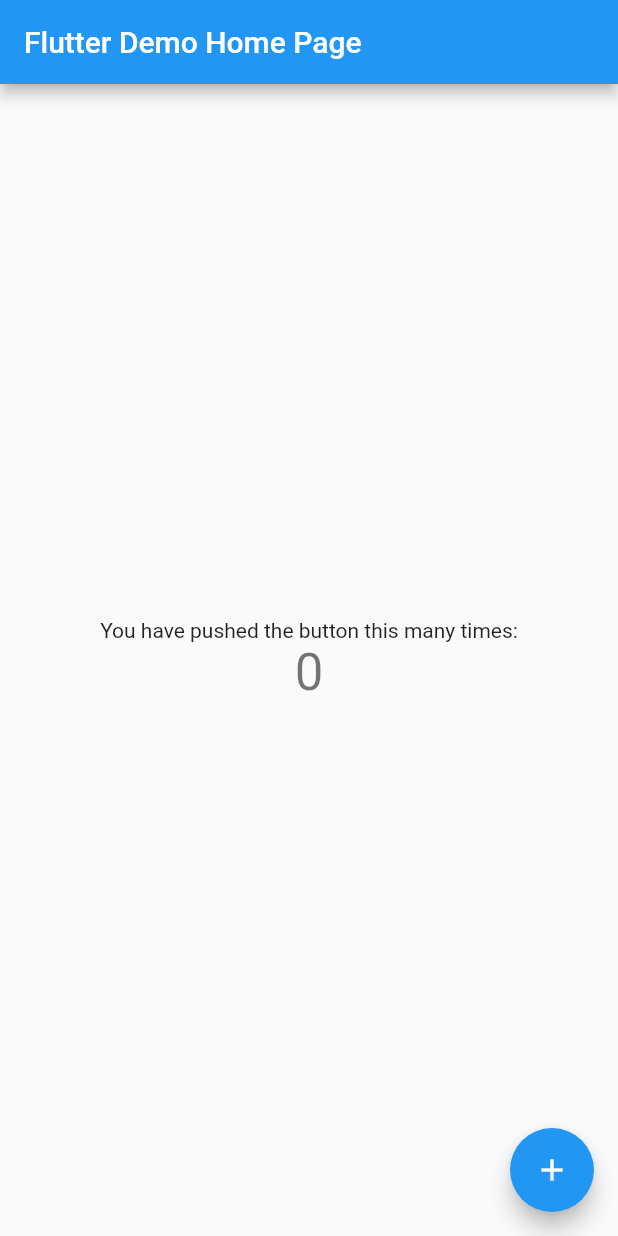
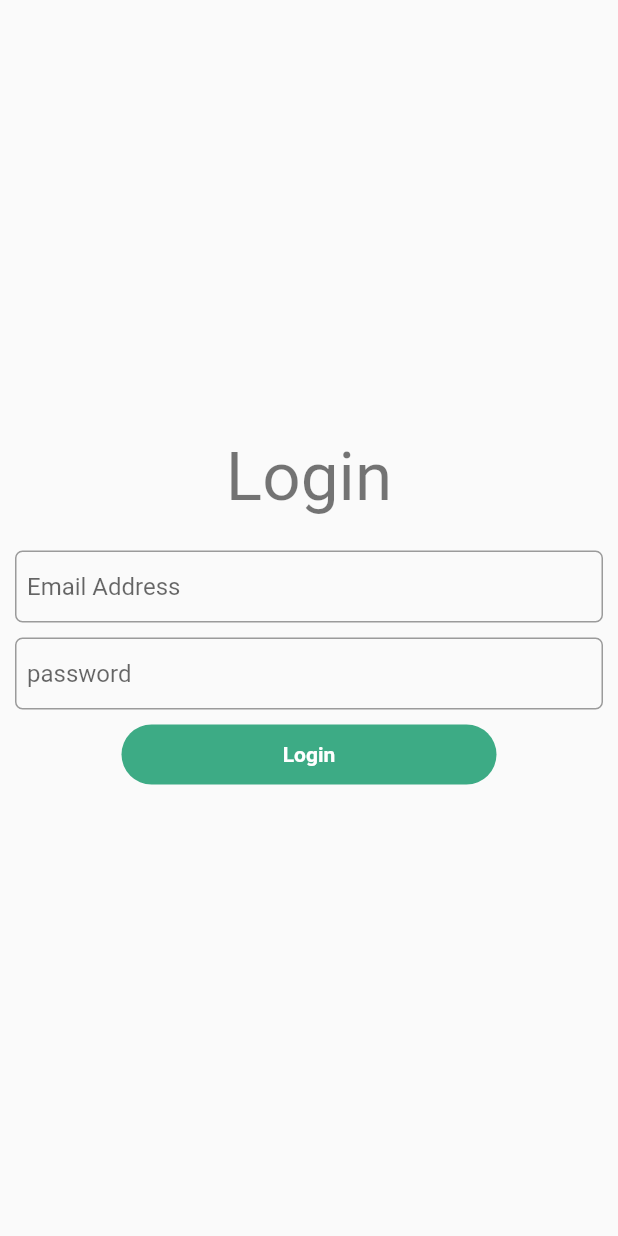
Before and after one commit to 1cornerstone/fluttertakehometest, a Flutter app: the screen it shows after launch, on a phone screen of 412 x 824 dp. Run offline on Flutter 3.47's test engine with Material 2 defaults, Android fonts, the phone set to English and light mode, and no system bars; our stand-ins replace cloud_firestore, firebase_auth, firebase_core, stacked; accounts and stored records are empty.

Commit message:
splash screen, login added

```diff
--- /dev/null
+++ b/lib/component/atom/fresh_flow_textfield.dart
@@ -0,0 +1,40 @@
+
+
+
+
+import 'package:flutter/material.dart';
+
+import '../../utils/color.dart';
+
+class FreshFlowTextField extends TextFormField{
+  final String hintText;
+  final bool obscureText;
+  final TextEditingController? flowController;
+  final FormFieldValidator? flowValidator;
+
+  FreshFlowTextField( {Key? key,required this.hintText,this.obscureText= false,this.flowController, this.flowValidator,}): super(
+    key: key,
+    obscureText: obscureText,
+    validator:flowValidator ,
+    controller: flowController,
+    maxLines: 1,
+    decoration: InputDecoration(
+      hintText: hintText,
+      contentPadding: const EdgeInsets.all(8.0),
+      border: OutlineInputBorder(
+        borderRadius: BorderRadius.circular(5.0),
+        borderSide:BorderSide(
+          color: AppColor.primary.withOpacity(0.4)
+      )
+      ),
+      focusedBorder:  OutlineInputBorder(
+          borderRadius: BorderRadius.circular(5.0),
+          borderSide: const BorderSide(
+              color: AppColor.primary
+          )
+      ),
+      //enabledBorder:
+    )
+  );
+
+}
--- /dev/null
+++ b/lib/component/atom/freshflow_button.dart
@@ -0,0 +1,39 @@
+import 'package:flutter/material.dart';
+
+import '../../utils/color.dart';
+
+
+class FreshFlowButton extends ElevatedButton {
+  final bool isLoading;
+  final String text;
+  final VoidCallback onButtonPressed;
+
+  FreshFlowButton(
+      {Key? key,
+      required this.isLoading,
+      required this.text,
+      required this.onButtonPressed})
+      : super(
+          key: key,
+          child: !isLoading
+              ? Text(
+                  text,
+            style:const TextStyle(
+              fontWeight: FontWeight.w700
+            ),)
+              : const CircularProgressIndicator.adaptive(
+                  backgroundColor: AppColor.accent,
+                  valueColor: AlwaysStoppedAnimation<Color>(AppColor.primary)),
+          onPressed: !isLoading ? onButtonPressed : null,
+          style: ButtonStyle(
+              elevation: MaterialStateProperty.all(0),
+              padding: MaterialStateProperty.all<EdgeInsets>(
+                  const EdgeInsets.symmetric(vertical: 5, horizontal: 30)),
+              shape: MaterialStateProperty.all<RoundedRectangleBorder>(
+                  RoundedRectangleBorder(
+                borderRadius: BorderRadius.circular(20.0),
+              )),
+              backgroundColor:
+                  MaterialStateProperty.all<Color>(AppColor.primary)),
+        );
+}
--- /dev/null
+++ b/lib/enum.dart
@@ -0,0 +1,7 @@
+
+
+enum ToastType{
+  SUCCESS,
+  ERROR,
+  INFO
+}
--- a/lib/main.dart
+++ b/lib/main.dart
@@ -1,6 +1,13 @@
+import 'package:firebase_core/firebase_core.dart';
 import 'package:flutter/material.dart';
+import 'package:fluttertakehometest/routes.dart';
+import 'package:fluttertakehometest/screens/splash_screen.dart';
+import 'freshflow.dart';
 
-void main() {
+void main() async{
+
+  WidgetsFlutterBinding.ensureInitialized();
+  await Firebase.initializeApp();
   runApp(const MyApp());
 }
 
@@ -12,6 +19,7 @@ class MyApp extends StatelessWidget {
   Widget build(BuildContext context) {
     return MaterialApp(
       title: 'Flutter Demo',
+      navigatorKey: FreshFlow.navigationKey,
       theme: ThemeData(
         // This is the theme of your application.
         //
@@ -24,92 +32,8 @@ class MyApp extends StatelessWidget {
         // is not restarted.
         primarySwatch: Colors.blue,
       ),
-      home: const MyHomePage(title: 'Flutter Demo Home Page'),
+      home:const SplashScreen(),
+      routes: routes,
     );
   }
 }
-
-class MyHomePage extends StatefulWidget {
-  const MyHomePage({Key? key, required this.title}) : super(key: key);
-
-  // This widget is the home page of your application. It is stateful, meaning
-  // that it has a State object (defined below) that contains fields that affect
-  // how it looks.
-
-  // This class is the configuration for the state. It holds the values (in this
-  // case the title) provided by the parent (in this case the App widget) and
-  // used by the build method of the State. Fields in a Widget subclass are
-  // always marked "final".
-
-  final String title;
-
-  @override
-  State<MyHomePage> createState() => _MyHomePageState();
-}
-
-class _MyHomePageState extends State<MyHomePage> {
-  int _counter = 0;
-
-  void _incrementCounter() {
-    setState(() {
-      // This call to setState tells the Flutter framework that something has
-      // changed in this State, which causes it to rerun the build method below
-      // so that the display can reflect the updated values. If we changed
-      // _counter without calling setState(), then the build method would not be
-      // called again, and so nothing would appear to happen.
-      _counter++;
-    });
-  }
-
-  @override
-  Widget build(BuildContext context) {
-    // This method is rerun every time setState is called, for instance as done
-    // by the _incrementCounter method above.
-    //
-    // The Flutter framework has been optimized to make rerunning build methods
-    // fast, so that you can just rebuild anything that needs updating rather
-    // than having to individually change instances of widgets.
-    return Scaffold(
-      appBar: AppBar(
-        // Here we take the value from the MyHomePage object that was created by
-        // the App.build method, and use it to set our appbar title.
-        title: Text(widget.title),
-      ),
-      body: Center(
-        // Center is a layout widget. It takes a single child and positions it
-        // in the middle of the parent.
-        child: Column(
-          // Column is also a layout widget. It takes a list of children and
-          // arranges them vertically. By default, it sizes itself to fit its
-          // children horizontally, and tries to be as tall as its parent.
-          //
-          // Invoke "debug painting" (press "p" in the console, choose the
-          // "Toggle Debug Paint" action from the Flutter Inspector in Android
-          // Studio, or the "Toggle Debug Paint" command in Visual Studio Code)
-          // to see the wireframe for each widget.
-          //
-          // Column has various properties to control how it sizes itself and
-          // how it positions its children. Here we use mainAxisAlignment to
-          // center the children vertically; the main axis here is the vertical
-          // axis because Columns are vertical (the cross axis would be
-          // horizontal).
-          mainAxisAlignment: MainAxisAlignment.center,
-          children: <Widget>[
-            const Text(
-              'You have pushed the button this many times:',
-            ),
-            Text(
-              '$_counter',
-              style: Theme.of(context).textTheme.headline4,
-            ),
-          ],
-        ),
-      ),
-      floatingActionButton: FloatingActionButton(
-        onPressed: _incrementCounter,
-        tooltip: 'Increment',
-        child: const Icon(Icons.add),
-      ), // This trailing comma makes auto-formatting nicer for build methods.
-    );
-  }
-}
--- /dev/null
+++ b/lib/routes.dart
@@ -0,0 +1,13 @@
+
+
+ import 'package:fluttertakehometest/screens/login_screen.dart';
+import 'package:fluttertakehometest/screens/products_screen.dart';
+
+
+ final routes ={
+
+  'login' : (_)=> const LoginScreen(),
+  'products' : (_)=> const ProductsScreen(),
+
+
+};
--- /dev/null
+++ b/lib/screens/login_screen.dart
@@ -0,0 +1,70 @@
+
+
+
+import 'package:flutter/cupertino.dart';
+import 'package:flutter/material.dart';
+import 'package:stacked/stacked.dart';
+
+import '../component/atom/fresh_flow_textfield.dart';
+import '../component/atom/freshflow_button.dart';
+import '../view_models/login_screen_view_model.dart';
+
+class LoginScreen extends StatelessWidget {
+  const LoginScreen({Key? key}) : super(key: key);
+
+  @override
+  Widget build(BuildContext context) {
+    return ViewModelBuilder<LoginScreenViewModel>.reactive(
+        viewModelBuilder: ()=>LoginScreenViewModel(),
+        onModelReady: (mdl)=> mdl.init(),
+        builder: (builder,viewModel,_)=>Scaffold(
+
+      body: Padding(
+        padding: const EdgeInsets.symmetric(horizontal: 10),
+        child: Form(
+          key: viewModel.formState,
+          child: Column(
+            mainAxisAlignment: MainAxisAlignment.center,
+            crossAxisAlignment: CrossAxisAlignment.center,
+            children: [
+
+              Text(
+                'Login',
+                style: Theme.of(context).textTheme.headline3,
+              ),
+
+              const SizedBox(height: 23,),
+              FreshFlowTextField(
+                hintText: 'Email Address',
+                flowController: viewModel.email,
+                flowValidator: (val)=> viewModel.isEmail(val),
+
+              ),
+
+              const SizedBox(height: 10,),
+
+              FreshFlowTextField(
+                hintText: 'password',
+                obscureText: true,
+                flowController: viewModel.password,
+                flowValidator: (val)=> val.length >3 ? null :'password length is too low',
+              ),
+
+              Container(
+                margin: const EdgeInsets.symmetric(vertical: 10),
+                width: 250,
+                height: 40,
+                child: FreshFlowButton(isLoading:viewModel.isLoading,
+                    text: "Login",
+                    onButtonPressed:()=> viewModel.onLoginPressed()
+                ),
+              )
+
+            ],
+          ),
+        )
+      ),
+
+    ));
+  }
+}
--- /dev/null
+++ b/lib/services/firebase_services.dart
@@ -0,0 +1,42 @@
+
+import 'package:cloud_firestore/cloud_firestore.dart';
+import 'package:firebase_auth/firebase_auth.dart';
+
+class FirebaseServices{
+
+
+  static FirebaseAuth auth = FirebaseAuth.instance;
+  static FirebaseFirestore store = FirebaseFirestore.instance;
+
+
+
+  User? get fireUser{
+    return auth.currentUser;
+  }
+
+  FirebaseFirestore get firestore => store;
+
+
+  Future<String?>  signIn(String email,String password)async{
+
+    try {
+      UserCredential userCredential = await auth.signInWithEmailAndPassword(
+          email: email,
+          password: password
+      );
+
+      return null;
+    } on FirebaseAuthException catch (e) {
+      if (e.code == 'user-not-found') {
+        return 'No user found for that email.';
+      } else if (e.code == 'wrong-password') {
+        return 'Wrong password provided for that user.';
+      }else{
+        return "request timeout";
+      }
+    }
+  }
+
+
+
+}
--- /dev/null
+++ b/lib/utils/color.dart
@@ -0,0 +1,11 @@
+
+
+
+ import 'dart:ui';
+
+class AppColor{
+
+  static const Color primary  =  Color(0xFF3DAB85);
+  static const Color accent  =  Color(0xFFFFFFFF);
+
+}
--- /dev/null
+++ b/lib/utils/regrex_validator.dart
@@ -0,0 +1,16 @@
+
+
+
+class RegrexValidator{
+
+
+
+  bool isEmail(String email){
+    return RegExp(r'^(([^<>()[\]\\.,;:\s@\"]+(\.[^<>()[\]\\.,;:\s@\"]+)*)|(\".+\"))@((\[[0-9]{1,3}\.[0-9]{1,3}\.[0-9]{1,3}\.[0-9]{1,3}\])|(([a-zA-Z\-0-9]+\.)+[a-zA-Z]{2,}))$')
+        .hasMatch(email);
+  }
+
+
+
+
+}
--- /dev/null
+++ b/lib/view_models/login_screen_view_model.dart
@@ -0,0 +1,59 @@
+
+
+import 'package:flutter/cupertino.dart';
+import 'package:stacked/stacked.dart';
+
+import '../enum.dart';
+import '../freshflow.dart';
+import '../services/firebase_services.dart';
+import '../services/navigation_services.dart';
+import '../utils/regrex_validator.dart';
+
+class LoginScreenViewModel extends BaseViewModel{
+
+  late TextEditingController email,password;
+  final formState = GlobalKey<FormState>();
+
+  bool isLoading = false;
+
+  void init(){
+    email = TextEditingController();
+   password = TextEditingController();
+
+  }
+
+
+  String? isEmail (String val)=> RegrexValidator().isEmail(val) ? null :"Invalid Email";
+
+
+  void onLoginPressed(){
+
+    if (formState.currentState!.validate()) {
+        isLoading = true;
+        notifyListeners();
+
+        FirebaseServices().signIn(email.text, password.text).then((value){
+
+          if(value != null) {
+            FreshFlow.snackBar(value, ToastType.ERROR);
+            isLoading = false;
+            notifyListeners();
+          }
+
+          NavigationServices().offNamed('products');
+
+
+        });
+
+    }
+
+  }
+
+
+
+
+
+
+
+
+}
--- /dev/null
+++ b/lib/view_models/splash_screen_view_model.dart
@@ -0,0 +1,17 @@
+
+import 'package:stacked/stacked.dart';
+
+import '../services/navigation_services.dart';
+
+class SplashScreenViewModel extends BaseViewModel{
+
+
+  void init(){
+
+    Future.delayed(const Duration(seconds:2),(){
+      NavigationServices().offNamed('login');
+    });
+
+  }
+
+}
--- a/pubspec.yaml
+++ b/pubspec.yaml
@@ -29,6 +29,12 @@ environment:
 dependencies:
   flutter:
     sdk: flutter
+  stacked: ^2.3.0
+  path_provider: ^2.0.9
+  http: ^0.13.4
+  firebase_core: ^1.13.1
+  firebase_auth: ^3.3.10
+  cloud_firestore: ^3.1.10
 
 
   # The following adds the Cupertino Icons font to your application.
```
Also changed, not shown: lib/freshflow.dart (added, +40 -0 lines), lib/screens/products_screen.dart (added, +22 -0 lines), lib/screens/splash_screen.dart (added, +39 -0 lines), lib/services/file_services.dart (added, +58 -0 lines), lib/services/navigation_services.dart (added, +47 -0 lines), lib/view_models/product_screen_view_model.dart (added, +10 -0 lines), lib/models/item.dart (added), lib/services/storage_services.dart (added), pubspec.lock, 4 other files.
